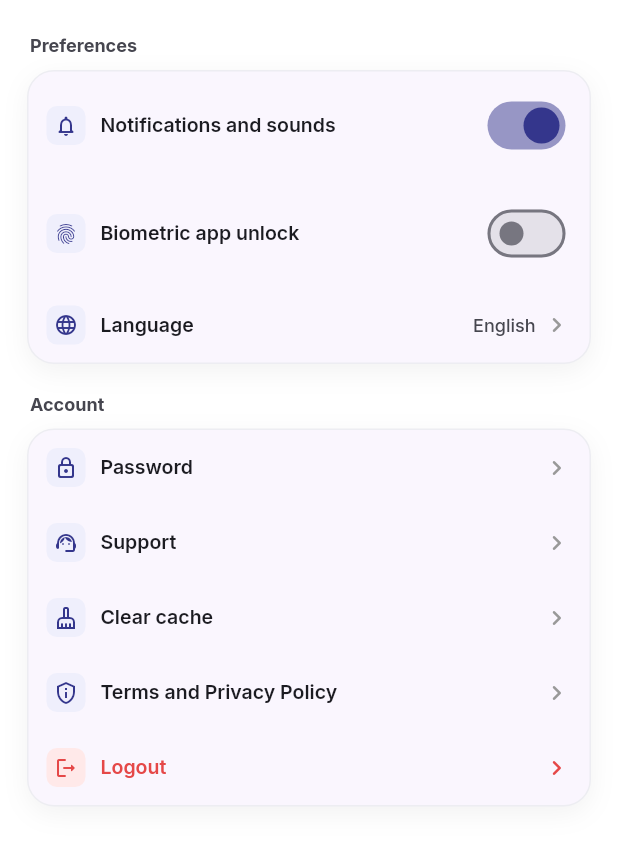
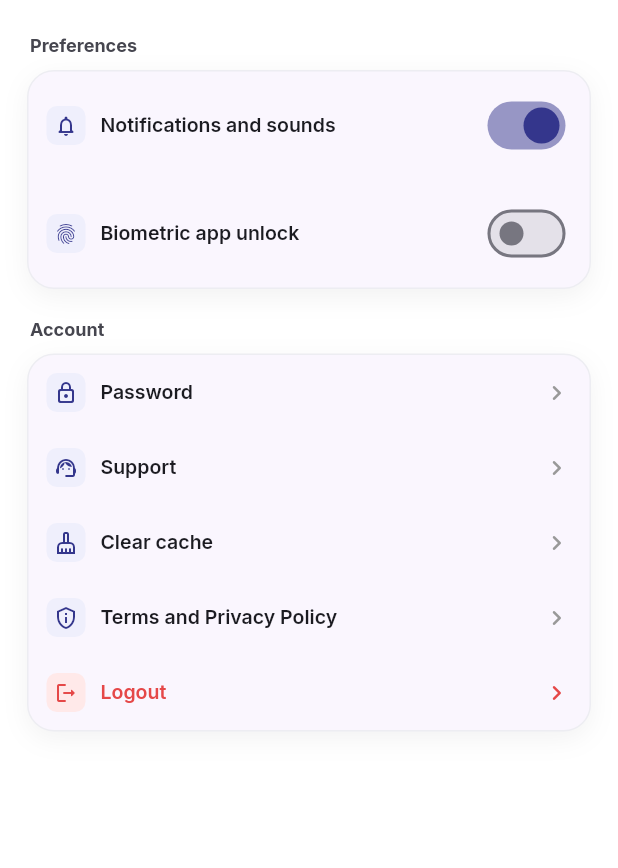
Before and after one commit to MawuliMyth/tescom_app, a Flutter app: the _SettingsPage screen opened directly, on a phone screen of 412 x 824 dp, the part 173-1041 px from its top. Run offline on Flutter 3.47's test engine with Material 3 defaults, Android fonts, the phone set to English and light mode, and no system bars; our stand-ins replace cached_network_image, carousel_slider, firebase_auth, firebase_core, firebase_messaging, flutter_local_notifications and 6 more; accounts and stored records are empty; network calls fail.

Commit message:
Audit live app feature wiring

```diff
--- a/lib/screens/dashboard/settings_page.dart
+++ b/lib/screens/dashboard/settings_page.dart
@@ -116,11 +116,6 @@ class _SettingsPageState extends State<_SettingsPage> {
                     title: 'Biometric app unlock',
                     value: biometricUnlock,
                     onChanged: (value) => _setBiometricUnlock(value),
-                  ),
-                  const _SettingsValueRow(
-                    icon: Icons.language_rounded,
-                    title: 'Language',
-                    value: 'English',
                   ),
                 ],
               ),
@@ -548,14 +543,12 @@ class _SettingsValueRow extends StatelessWidget {
   const _SettingsValueRow({
     required this.icon,
     required this.title,
-    this.value,
     this.destructive = false,
     this.onTap,
   });
 
   final IconData icon;
   final String title;
-  final String? value;
   final bool destructive;
   final VoidCallback? onTap;
 
@@ -569,17 +562,6 @@ class _SettingsValueRow extends StatelessWidget {
       trailing: Row(
         mainAxisSize: MainAxisSize.min,
         children: [
-          if (value != null)
-            Text(
-              value!,
-              style: GoogleFonts.inter(
-                color: Theme.of(context).colorScheme.onSurfaceVariant,
-                fontSize: 12,
-                fontWeight: FontWeight.w500,
-                letterSpacing: 0,
-              ),
-            ),
-          const SizedBox(width: 4),
           Icon(
             Icons.chevron_right_rounded,
             color: destructive
```
Also changed, not shown: lib/screens/dashboard/chapters_page.dart (+0 -82 lines), 1 other file.
